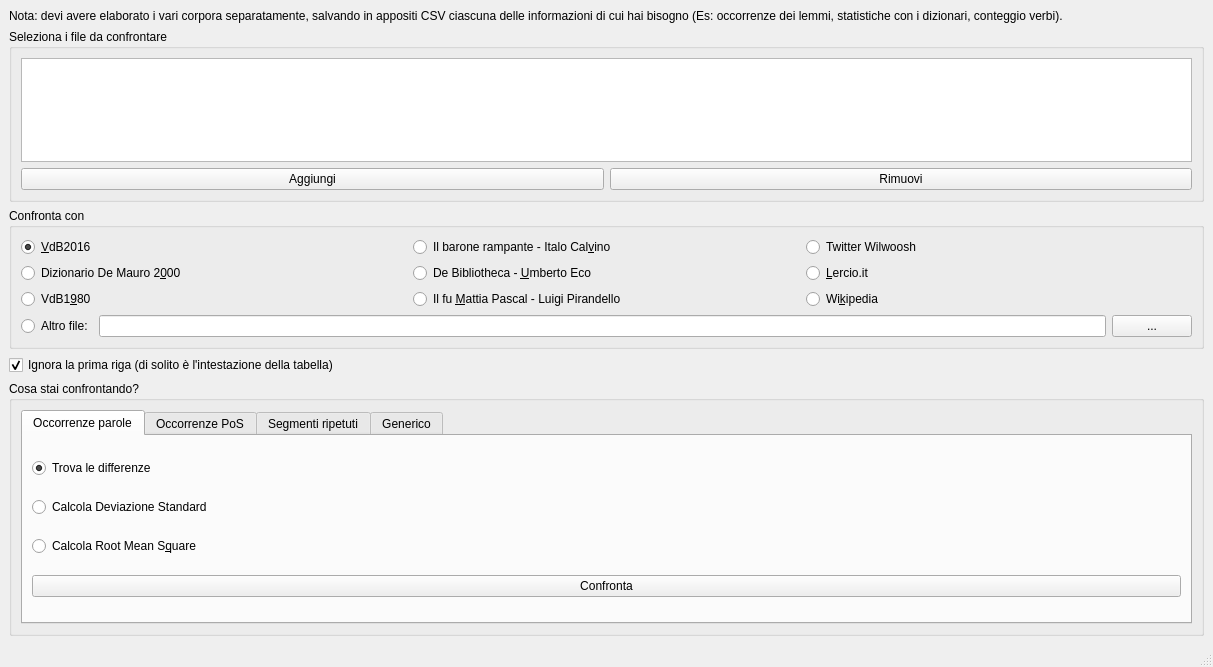
Qt form forms/confronto.ui (zorbaproject/Bran) before a commit.
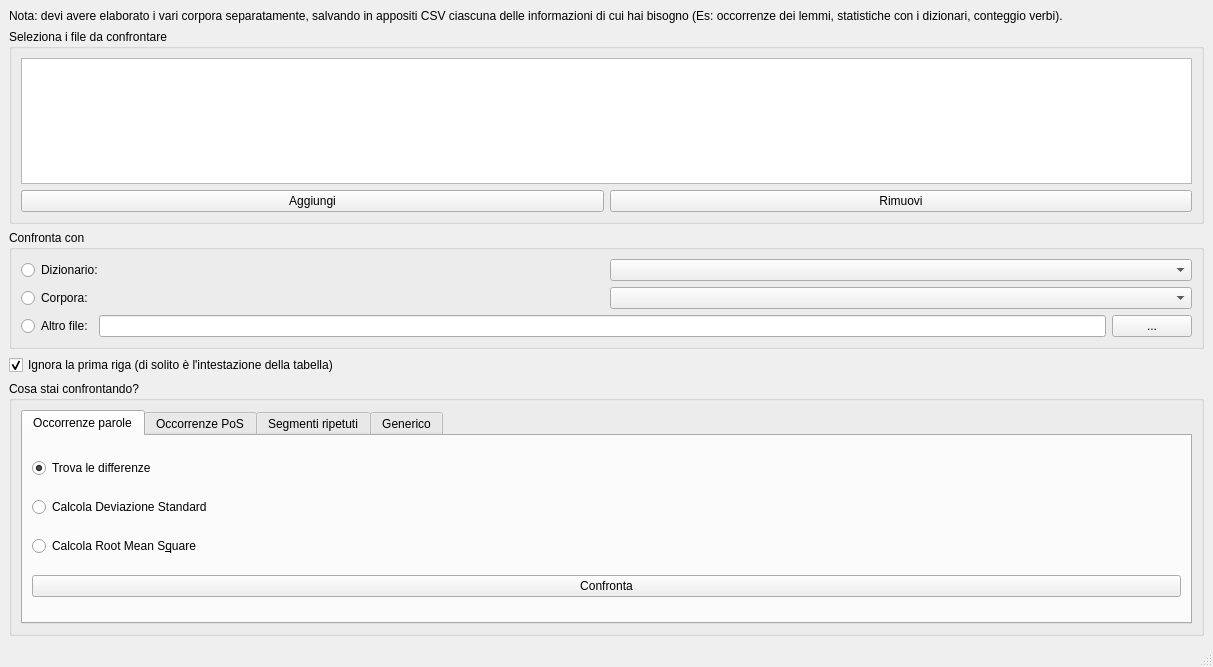
The same form after that commit.

Commit message: Seleziona riferimento con combobox

```diff
--- a/forms/confronto.ui
+++ b/forms/confronto.ui
@@ -58,6 +58,30 @@
        <string>Confronta con</string>
       </property>
       <layout class="QGridLayout" name="gridLayout_2">
+       <item row="1" column="0">
+        <layout class="QGridLayout" name="gridLayout_4">
+         <item row="0" column="0">
+          <widget class="QRadioButton" name="sel_dict">
+           <property name="text">
+            <string>Dizionario:</string>
+           </property>
+          </widget>
+         </item>
+         <item row="0" column="1">
+          <widget class="QComboBox" name="with_dict"/>
+         </item>
+         <item row="1" column="1">
+          <widget class="QComboBox" name="with_corpora"/>
+         </item>
+         <item row="1" column="0">
+          <widget class="QRadioButton" name="sel_corpora">
+           <property name="text">
+            <string>Corpora:</string>
+           </property>
+          </widget>
+         </item>
+        </layout>
+       </item>
        <item row="6" column="0">
         <layout class="QHBoxLayout" name="horizontalLayout">
          <item>
@@ -79,76 +103,6 @@
          </item>
         </layout>
        </item>
-       <item row="2" column="0">
-        <layout class="QGridLayout" name="gridLayout_3">
-         <item row="1" column="0">
-          <widget class="QRadioButton" name="demauro2000">
-           <property name="text">
-            <string>Dizionario De Mauro 2&amp;000</string>
-           </property>
-          </widget>
-         </item>
-         <item row="0" column="1">
-          <widget class="QRadioButton" name="baronerampante">
-           <property name="text">
-            <string>Il barone rampante - Italo Cal&amp;vino</string>
-           </property>
-          </widget>
-         </item>
-         <item row="0" column="0">
-          <widget class="QRadioButton" name="vdb2016">
-           <property name="text">
-            <string>&amp;VdB2016</string>
-           </property>
-           <property name="checked">
-            <bool>true</bool>
-           </property>
-          </widget>
-         </item>
-         <item row="1" column="1">
-          <widget class="QRadioButton" name="debiblioteca">
-           <property name="text">
-            <string>De Bibliotheca - &amp;Umberto Eco</string>
-           </property>
-          </widget>
-         </item>
-         <item row="0" column="2">
-          <widget class="QRadioButton" name="guglielmoscilla">
-           <property name="text">
-            <string>Twitter Wilwoosh</string>
-           </property>
-          </widget>
-         </item>
-         <item row="1" column="2">
-          <widget class="QRadioButton" name="lercio">
-           <property name="text">
-            <string>&amp;Lercio.it</string>
-           </property>
-          </widget>
-         </item>
-         <item row="2" column="0">
-          <widget class="QRadioButton" name="vdb1980">
-           <property name="text">
-            <string>VdB1&amp;980</string>
-           </property>
-          </widget>
-         </item>
-         <item row="2" column="1">
-          <widget class="QRadioButton" name="mattiapascal">
-           <property name="text">
-            <string>Il fu &amp;Mattia Pascal - Luigi Pirandello</string>
-           </property>
-          </widget>
-         </item>
-         <item row="2" column="2">
-          <widget class="QRadioButton" name="wikipedia">
-           <property name="text">
-            <string>Wi&amp;kipedia</string>
-           </property>
-          </widget>
-         </item>
-        </layout>
-       </item>
       </layout>
      </widget>
     </item>
```
The commit also changes 1 other file.
